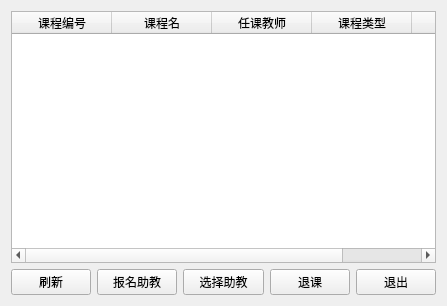
Before: the Qt Designer form SCMS/StudentOwnCourseWidget.ui in KyokaiNoKanata/SCMS, drawn with Qt 5.
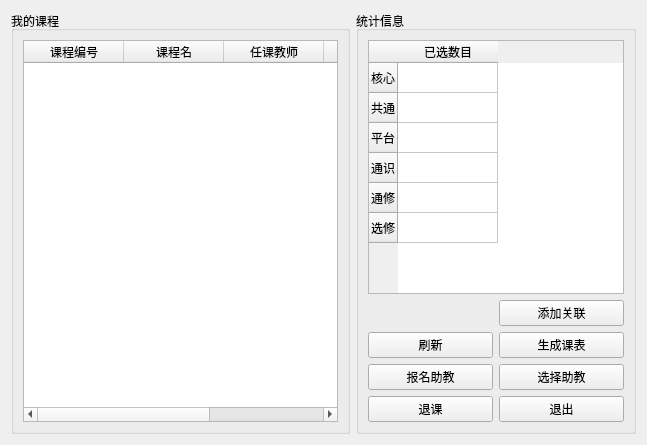
After: the same form once the commit is applied.

Patch:
```diff
--- a/SCMS/StudentOwnCourseWidget.ui
+++ b/SCMS/StudentOwnCourseWidget.ui
@@ -6,50 +6,21 @@
    <rect>
     <x>0</x>
     <y>0</y>
-    <width>447</width>
-    <height>306</height>
+    <width>647</width>
+    <height>445</height>
    </rect>
   </property>
   <property name="windowTitle">
    <string>Form</string>
   </property>
   <layout class="QGridLayout" name="gridLayout">
-   <item row="3" column="4">
-    <widget class="QPushButton" name="pushButton_4">
-     <property name="text">
-      <string>退出</string>
+   <item row="0" column="0">
+    <widget class="QGroupBox" name="groupBox">
+     <property name="title">
+      <string>我的课程</string>
      </property>
-    </widget>
-   </item>
-   <item row="3" column="2">
-    <widget class="QPushButton" name="pushButton_3">
-     <property name="text">
-      <string>选择助教</string>
-     </property>
-    </widget>
-   </item>
-   <item row="3" column="1">
-    <widget class="QPushButton" name="pushButton">
-     <property name="text">
-      <string>报名助教</string>
-     </property>
-    </widget>
-   </item>
-   <item row="3" column="3">
-    <widget class="QPushButton" name="pushButton_2">
-     <property name="text">
-      <string>退课</string>
-     </property>
-    </widget>
-   </item>
-   <item row="3" column="0">
-    <widget class="QPushButton" name="pushButton_5">
-     <property name="text">
-      <string>刷新</string>
-     </property>
-    </widget>
-   </item>
-   <item row="0" column="0" colspan="5">
+     <layout class="QGridLayout" name="gridLayout_2">
+      <item row="0" column="0">
     <widget class="QTableWidget" name="tableWidget">
      <property name="editTriggers">
       <set>QAbstractItemView::NoEditTriggers</set>
@@ -107,6 +78,106 @@
    </item>
   </layout>
  </widget>
+   </item>
+   <item row="0" column="1">
+    <widget class="QGroupBox" name="groupBox_2">
+     <property name="title">
+      <string>统计信息</string>
+     </property>
+     <layout class="QGridLayout" name="gridLayout_3">
+      <item row="3" column="1">
+       <widget class="QPushButton" name="pushButton_3">
+        <property name="text">
+         <string>选择助教</string>
+        </property>
+       </widget>
+      </item>
+      <item row="4" column="0">
+       <widget class="QPushButton" name="pushButton_2">
+        <property name="text">
+         <string>退课</string>
+        </property>
+       </widget>
+      </item>
+      <item row="4" column="1">
+       <widget class="QPushButton" name="pushButton_4">
+        <property name="text">
+         <string>退出</string>
+        </property>
+       </widget>
+      </item>
+      <item row="3" column="0">
+       <widget class="QPushButton" name="pushButton">
+        <property name="text">
+         <string>报名助教</string>
+        </property>
+       </widget>
+      </item>
+      <item row="2" column="1">
+       <widget class="QPushButton" name="pushButton_6">
+        <property name="text">
+         <string>生成课表</string>
+        </property>
+       </widget>
+      </item>
+      <item row="0" column="0" colspan="2">
+       <widget class="QTableWidget" name="tableWidget_2">
+        <row>
+         <property name="text">
+          <string>核心</string>
+         </property>
+        </row>
+        <row>
+         <property name="text">
+          <string>共通</string>
+         </property>
+        </row>
+        <row>
+         <property name="text">
+          <string>平台</string>
+         </property>
+        </row>
+        <row>
+         <property name="text">
+          <string>通识</string>
+         </property>
+        </row>
+        <row>
+         <property name="text">
+          <string>通修</string>
+         </property>
+        </row>
+        <row>
+         <property name="text">
+          <string>选修</string>
+         </property>
+        </row>
+        <column>
+         <property name="text">
+          <string>已选数目</string>
+         </property>
+        </column>
+       </widget>
+      </item>
+      <item row="2" column="0">
+       <widget class="QPushButton" name="pushButton_5">
+        <property name="text">
+         <string>刷新</string>
+        </property>
+       </widget>
+      </item>
+      <item row="1" column="1">
+       <widget class="QPushButton" name="pushButton_7">
+        <property name="text">
+         <string>添加关联</string>
+        </property>
+       </widget>
+      </item>
+     </layout>
+    </widget>
+   </item>
+  </layout>
+ </widget>
  <resources/>
  <connections>
   <connection>
```
Left out of the diff: 60 changed lines with no effect on the pictures. Lines whose indentation alone changed are shown as unchanged.
